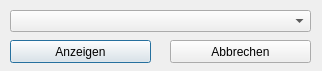
Old version of the form windows/viewdialog.ui in the repository koc-schule/bewertungsrechner.
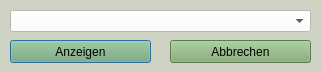
New version of the form.

Commit message: GUI schön gemacht

Patch:
```diff
--- a/windows/viewdialog.ui
+++ b/windows/viewdialog.ui
@@ -13,6 +13,9 @@
   <property name="windowTitle">
    <string>Klausur ansehen</string>
   </property>
+  <property name="styleSheet">
+   <string notr="true">background-color: rgb(206, 211, 196);</string>
+  </property>
   <widget class="QComboBox" name="select_box">
    <property name="geometry">
     <rect>
@@ -22,6 +25,9 @@
      <height>22</height>
     </rect>
    </property>
+   <property name="styleSheet">
+    <string notr="true">background-color: rgb(255, 255, 255);</string>
+   </property>
   </widget>
   <widget class="QPushButton" name="view_button">
    <property name="geometry">
@@ -32,6 +38,9 @@
      <height>23</height>
     </rect>
    </property>
+   <property name="styleSheet">
+    <string notr="true">background-color: rgb(127, 169, 112);</string>
+   </property>
    <property name="text">
     <string>Anzeigen</string>
    </property>
@@ -45,6 +54,9 @@
      <height>23</height>
     </rect>
    </property>
+   <property name="styleSheet">
+    <string notr="true">background-color: rgb(127, 169, 112);</string>
+   </property>
    <property name="text">
     <string>Abbrechen</string>
    </property>
```
The commit also changes 7 other files.
